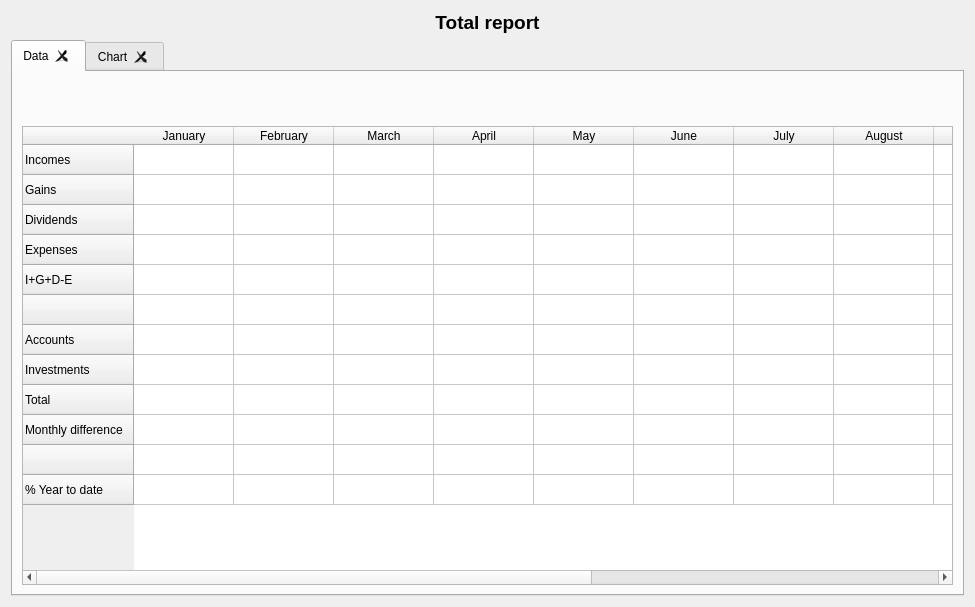
The window that ui/wdgTotal.ui (turulomio/xulpymoney) describes before a commit, drawn with Qt 5.
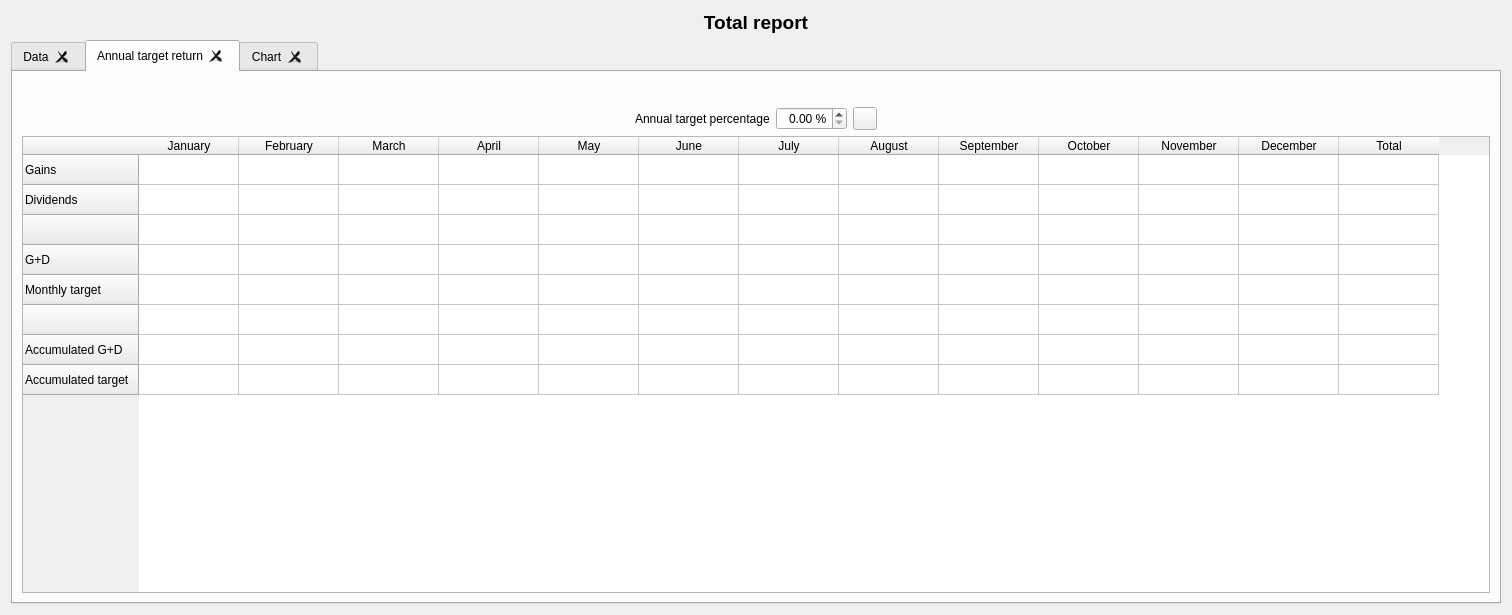
The same window after the commit. Icons and pictures are not drawn. Custom widgets are drawn as their Qt base class.

The edit to the form file:
```diff
--- a/ui/wdgTotal.ui
+++ b/ui/wdgTotal.ui
@@ -6,8 +6,8 @@
    <rect>
     <x>0</x>
     <y>0</y>
-    <width>975</width>
-    <height>607</height>
+    <width>1512</width>
+    <height>615</height>
    </rect>
   </property>
   <layout class="QHBoxLayout" name="horizontalLayout_2">
@@ -33,7 +33,7 @@
      <item>
       <widget class="QTabWidget" name="tab">
        <property name="currentIndex">
-        <number>0</number>
+        <number>1</number>
        </property>
        <property name="tabsClosable">
         <bool>true</bool>
@@ -171,6 +171,240 @@
              <row>
               <property name="text">
                <string>% Year to date</string>
+              </property>
+             </row>
+             <column>
+              <property name="text">
+               <string>January</string>
+              </property>
+             </column>
+             <column>
+              <property name="text">
+               <string>February</string>
+              </property>
+             </column>
+             <column>
+              <property name="text">
+               <string>March</string>
+              </property>
+             </column>
+             <column>
+              <property name="text">
+               <string>April</string>
+              </property>
+             </column>
+             <column>
+              <property name="text">
+               <string>May</string>
+              </property>
+             </column>
+             <column>
+              <property name="text">
+               <string>June</string>
+              </property>
+             </column>
+             <column>
+              <property name="text">
+               <string>July</string>
+              </property>
+             </column>
+             <column>
+              <property name="text">
+               <string>August</string>
+              </property>
+             </column>
+             <column>
+              <property name="text">
+               <string>September</string>
+              </property>
+             </column>
+             <column>
+              <property name="text">
+               <string>October</string>
+              </property>
+             </column>
+             <column>
+              <property name="text">
+               <string>November</string>
+              </property>
+             </column>
+             <column>
+              <property name="text">
+               <string>December</string>
+              </property>
+             </column>
+             <column>
+              <property name="text">
+               <string>Total</string>
+              </property>
+             </column>
+            </widget>
+           </item>
+          </layout>
+         </item>
+        </layout>
+       </widget>
+       <widget class="QWidget" name="tab_2">
+        <attribute name="icon">
+         <iconset resource="../images/xulpymoney.qrc">
+          <normaloff>:/xulpymoney/gafas.png</normaloff>:/xulpymoney/gafas.png</iconset>
+        </attribute>
+        <attribute name="title">
+         <string>Annual target return</string>
+        </attribute>
+        <layout class="QHBoxLayout" name="horizontalLayout_7">
+         <item>
+          <layout class="QVBoxLayout" name="verticalLayout_5">
+           <item>
+            <layout class="QHBoxLayout" name="horizontalLayout_4">
+             <item>
+              <spacer name="horizontalSpacer_5">
+               <property name="orientation">
+                <enum>Qt::Horizontal</enum>
+               </property>
+               <property name="sizeHint" stdset="0">
+                <size>
+                 <width>40</width>
+                 <height>20</height>
+                </size>
+               </property>
+              </spacer>
+             </item>
+             <item>
+              <widget class="wdgYear" name="wyTarget" native="true"/>
+             </item>
+             <item>
+              <spacer name="horizontalSpacer_6">
+               <property name="orientation">
+                <enum>Qt::Horizontal</enum>
+               </property>
+               <property name="sizeHint" stdset="0">
+                <size>
+                 <width>40</width>
+                 <height>20</height>
+                </size>
+               </property>
+              </spacer>
+             </item>
+            </layout>
+           </item>
+           <item>
+            <layout class="QVBoxLayout" name="verticalLayout_3">
+             <item>
+              <layout class="QHBoxLayout" name="horizontalLayout_5">
+               <item>
+                <spacer name="horizontalSpacer_7">
+                 <property name="orientation">
+                  <enum>Qt::Horizontal</enum>
+                 </property>
+                 <property name="sizeHint" stdset="0">
+                  <size>
+                   <width>40</width>
+                   <height>20</height>
+                  </size>
+                 </property>
+                </spacer>
+               </item>
+               <item>
+                <widget class="QLabel" name="lblTarget">
+                 <property name="text">
+                  <string>Annual target percentage</string>
+                 </property>
+                </widget>
+               </item>
+               <item>
+                <widget class="QDoubleSpinBox" name="spinTarget">
+                 <property name="alignment">
+                  <set>Qt::AlignRight|Qt::AlignTrailing|Qt::AlignVCenter</set>
+                 </property>
+                 <property name="suffix">
+                  <string> %</string>
+                 </property>
+                </widget>
+               </item>
+               <item>
+                <widget class="QToolButton" name="cmdTargets">
+                 <property name="text">
+                  <string/>
+                 </property>
+                 <property name="icon">
+                  <iconset resource="../images/xulpymoney.qrc">
+                   <normaloff>:/xulpymoney/save.png</normaloff>:/xulpymoney/save.png</iconset>
+                 </property>
+                </widget>
+               </item>
+               <item>
+                <spacer name="horizontalSpacer_8">
+                 <property name="orientation">
+                  <enum>Qt::Horizontal</enum>
+                 </property>
+                 <property name="sizeHint" stdset="0">
+                  <size>
+                   <width>40</width>
+                   <height>20</height>
+                  </size>
+                 </property>
+                </spacer>
+               </item>
+              </layout>
+             </item>
+            </layout>
+           </item>
+           <item>
+            <widget class="myQTableWidget" name="tblTargets">
+             <property name="contextMenuPolicy">
+              <enum>Qt::CustomContextMenu</enum>
+             </property>
+             <property name="editTriggers">
+              <set>QAbstractItemView::NoEditTriggers</set>
+             </property>
+             <property name="selectionMode">
+              <enum>QAbstractItemView::SingleSelection</enum>
+             </property>
+             <property name="selectionBehavior">
+              <enum>QAbstractItemView::SelectItems</enum>
+             </property>
+             <property name="sortingEnabled">
+              <bool>false</bool>
+             </property>
+             <row>
+              <property name="text">
+               <string>Gains</string>
+              </property>
+             </row>
+             <row>
+              <property name="text">
+               <string>Dividends</string>
+              </property>
+             </row>
+             <row>
+              <property name="text">
+               <string/>
+              </property>
+             </row>
+             <row>
+              <property name="text">
+               <string>G+D</string>
+              </property>
+             </row>
+             <row>
+              <property name="text">
+               <string>Monthly target</string>
+              </property>
+             </row>
+             <row>
+              <property name="text">
+               <string/>
+              </property>
+             </row>
+             <row>
+              <property name="text">
+               <string>Accumulated G+D</string>
+              </property>
+             </row>
+             <row>
+              <property name="text">
+               <string>Accumulated target</string>
               </property>
              </row>
              <column>
```
